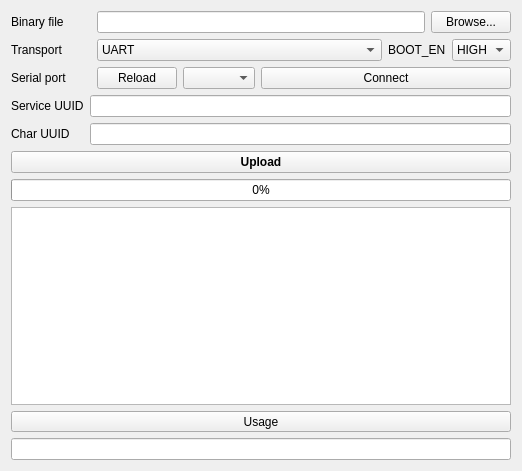
Before: the Qt Designer form mainwindow.ui in rasgo-cc/Gecko-Loader, drawn with Qt 5.
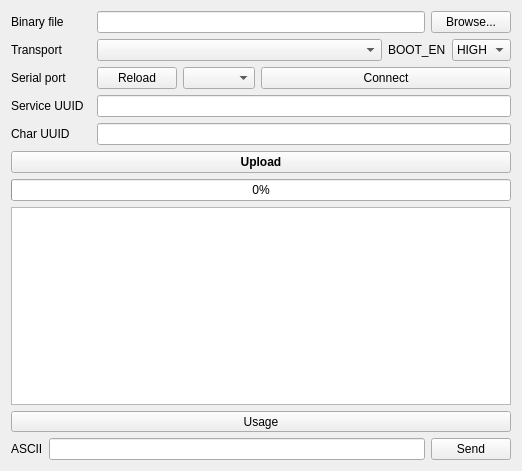
After: the same form once the commit is applied. Icons and pictures are not drawn.

Diff of the .ui file:
```diff
--- a/mainwindow.ui
+++ b/mainwindow.ui
@@ -75,21 +75,6 @@
             <verstretch>0</verstretch>
            </sizepolicy>
           </property>
-          <item>
-           <property name="text">
-            <string>UART</string>
-           </property>
-          </item>
-          <item>
-           <property name="text">
-            <string>USB</string>
-           </property>
-          </item>
-          <item>
-           <property name="text">
-            <string>BLE</string>
-           </property>
-          </item>
          </widget>
         </item>
         <item>
@@ -285,6 +270,12 @@
        </property>
        <item row="0" column="0">
         <widget class="QLabel" name="label_5">
+         <property name="minimumSize">
+          <size>
+           <width>80</width>
+           <height>0</height>
+          </size>
+         </property>
          <property name="text">
           <string>Service UUID</string>
          </property>
@@ -295,6 +286,12 @@
        </item>
        <item row="1" column="0">
         <widget class="QLabel" name="label_6">
+         <property name="minimumSize">
+          <size>
+           <width>80</width>
+           <height>0</height>
+          </size>
+         </property>
          <property name="text">
           <string>Char UUID</string>
          </property>
@@ -346,7 +343,25 @@
      </widget>
     </item>
     <item>
-     <widget class="QLineEdit" name="lineASCII"/>
+     <layout class="QHBoxLayout" name="horizontalLayout_7">
+      <item>
+       <widget class="QLabel" name="labelASCII">
+        <property name="text">
+         <string>ASCII</string>
+        </property>
+       </widget>
+      </item>
+      <item>
+       <widget class="QLineEdit" name="lineASCII"/>
+      </item>
+      <item>
+       <widget class="QPushButton" name="buttonSendASCII">
+        <property name="text">
+         <string>Send</string>
+        </property>
+       </widget>
+      </item>
+     </layout>
     </item>
    </layout>
    <zorder>textLog</zorder>
```
Left out of the diff: 1 changed line with no effect on the pictures.
